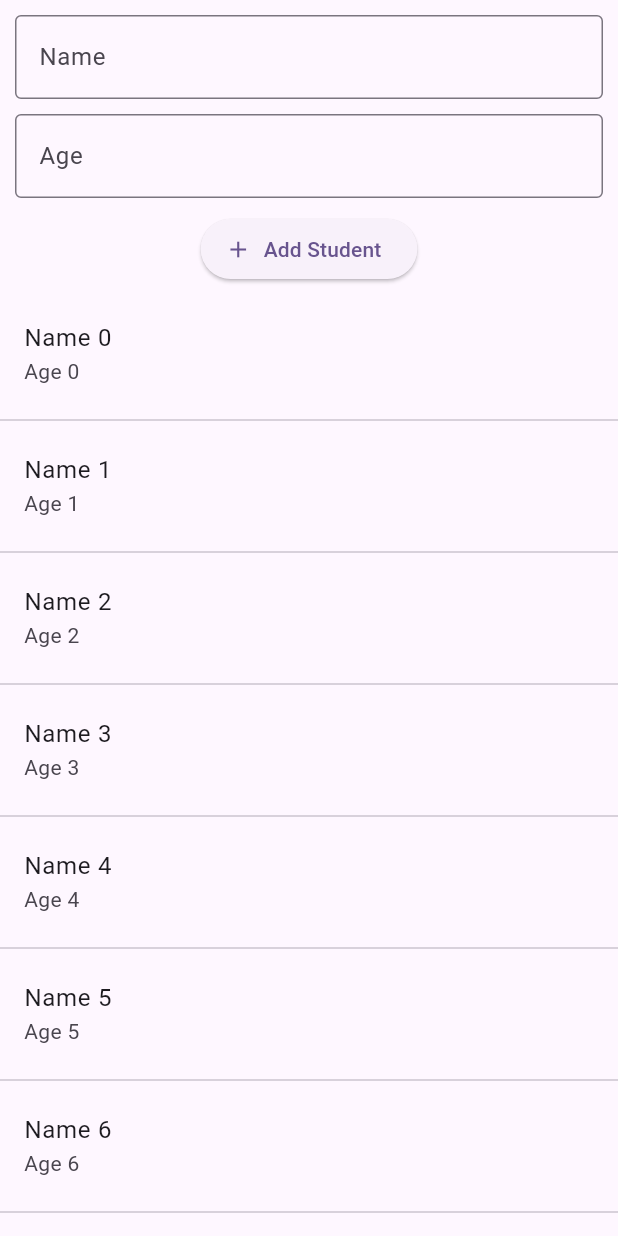
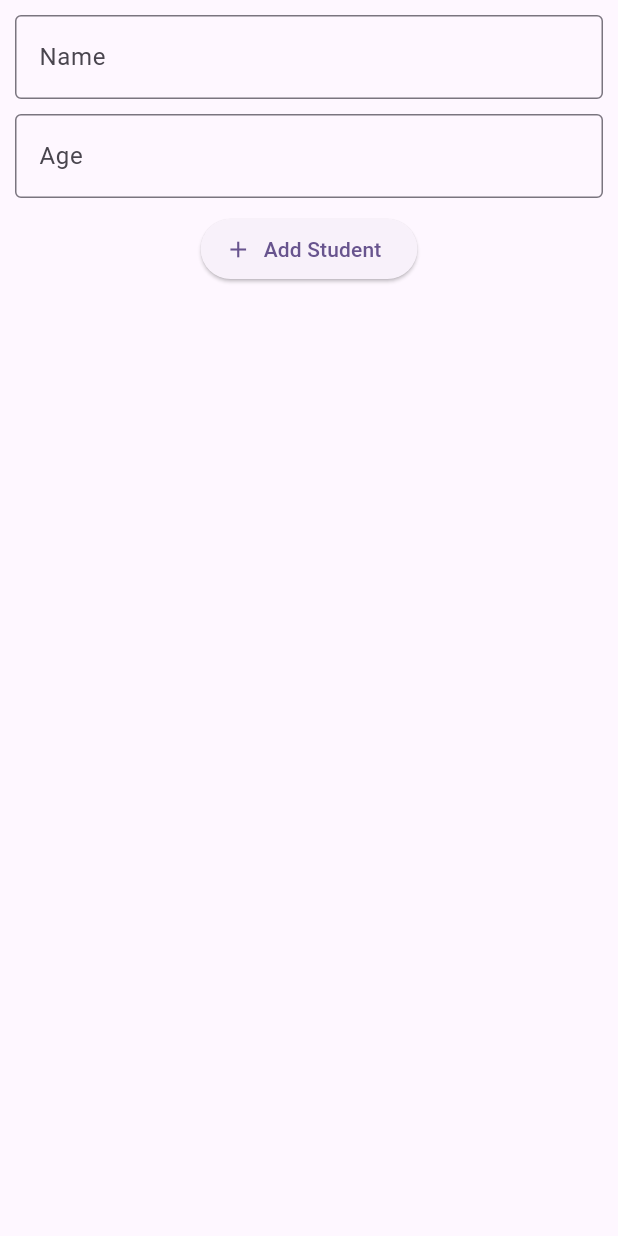
Before and after one commit to Thafseena/hiveapp, a Flutter app: the screen it shows after launch, after a tap on "Add Student", on a phone screen of 412 x 824 dp. Run offline on Flutter 3.47's test engine with Material 2 defaults, Android fonts, the phone set to English and light mode, and no system bars.

Commit message:
using notifier and list just value keep only in a ui

```diff
--- a/lib/db/functions/db_functions.dart
+++ b/lib/db/functions/db_functions.dart
@@ -8,4 +8,6 @@ ValueNotifier<List<StudentModel>> studentListNotifier=ValueNotifier([]);
 void addStudent(StudentModel value){
   // studentList.add(value);
   studentListNotifier.value.add(value);
+  studentListNotifier.notifyListeners();
+  debugPrint(value.toString());
 }
--- a/lib/screens/home/widgets/add_student_widget.dart
+++ b/lib/screens/home/widgets/add_student_widget.dart
@@ -1,4 +1,6 @@
 import 'package:flutter/material.dart';
+import 'package:hiveapp/db/functions/db_functions.dart';
+import 'package:hiveapp/db/model/data_model.dart';
 
 class AddStudentWidget extends StatelessWidget {
    AddStudentWidget({super.key});
@@ -47,8 +49,10 @@ class AddStudentWidget extends StatelessWidget {
    final _age=_agecontroller.text.trim();
    if(_name.isEmpty||_age.isEmpty){
     return;
-   }else{
+   }
     print('$_name $_age');
-   }
+   final _student= StudentModel(name: _name, age: _age);
+    addStudent(_student);
+
   }
 }
--- a/lib/screens/home/widgets/list_student_widget.dart
+++ b/lib/screens/home/widgets/list_student_widget.dart
@@ -1,11 +1,30 @@
 import 'package:flutter/material.dart';
+import 'package:hiveapp/db/functions/db_functions.dart';
+import 'package:hiveapp/db/model/data_model.dart';
 
 class ListStudentWidget extends StatelessWidget {
   const ListStudentWidget({super.key});
 
   @override
   Widget build(BuildContext context) {
-    return ListView.separated(
+    return ValueListenableBuilder(
+      valueListenable: studentListNotifier,
+      builder: (BuildContext ctx, List<StudentModel> studentList,Widget? child) {
+        return  ListView.separated(
+        itemBuilder: (cxt,  index) {
+          final data=studentList[index];
+         return ListTile(
+          title: Text(data.name),
+          subtitle: Text(data.age),
+         );
+         },
+          itemCount: studentList.length,
+          separatorBuilder: ( cxt,  index) {
+            return Divider();
+        },);
+
+      },
+      /* child: ListView.separated(
         itemBuilder: (cxt,  index) {
          return ListTile(
           title: Text('Name $index'),
@@ -15,6 +34,7 @@ class ListStudentWidget extends StatelessWidget {
           itemCount: 50,
           separatorBuilder: ( cxt,  index) {
             return Divider();
-      },);
+        },), */
+    );
   }
 }
```
Lines whose indentation alone changed are shown as unchanged.
